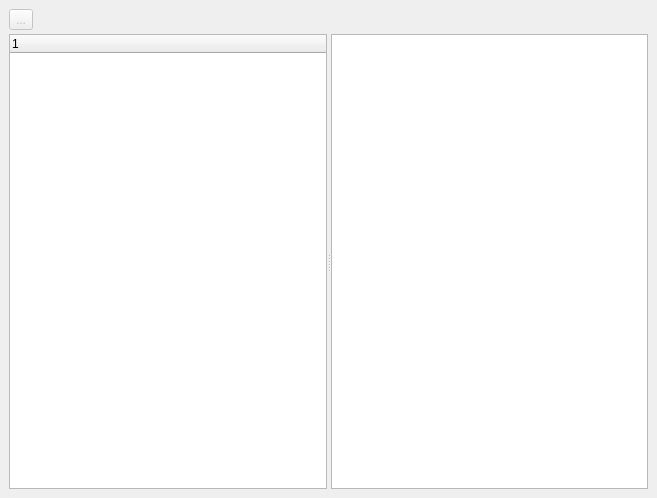
Qt form libs/seiscomp/gui/core/inspector.ui (SeisComP/common) before a commit.
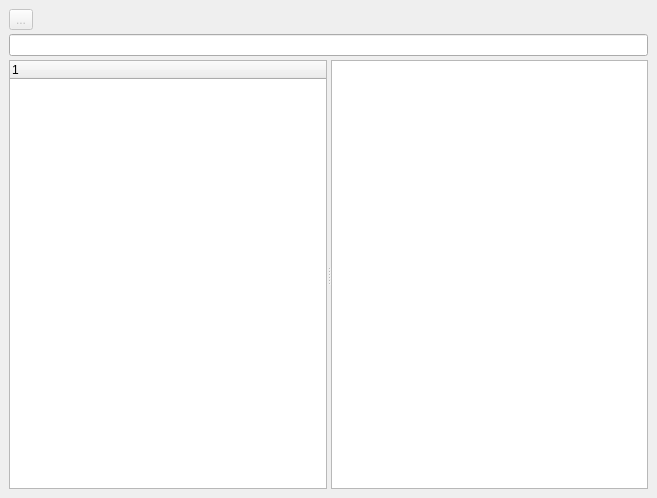
The same form after that commit. Icons and pictures are not drawn.

Commit message: [gui] Add object tree filter to object inspector

The edit to the form file:
```diff
--- a/libs/seiscomp/gui/core/inspector.ui
+++ b/libs/seiscomp/gui/core/inspector.ui
@@ -41,6 +41,13 @@
      </property>
     </widget>
    </item>
+   <item>
+    <widget class="QLineEdit" name="editFilter">
+     <property name="toolTip" >
+      <string>Define an object filter, e.g. 'Network.code=GE'. Wildcards are allowed to match a value.</string>
+     </property>
+    </widget>
+   </item>
    <item>
     <widget class="QSplitter" name="splitter" >
      <property name="orientation" >
```
The commit also changes 2 other files.
